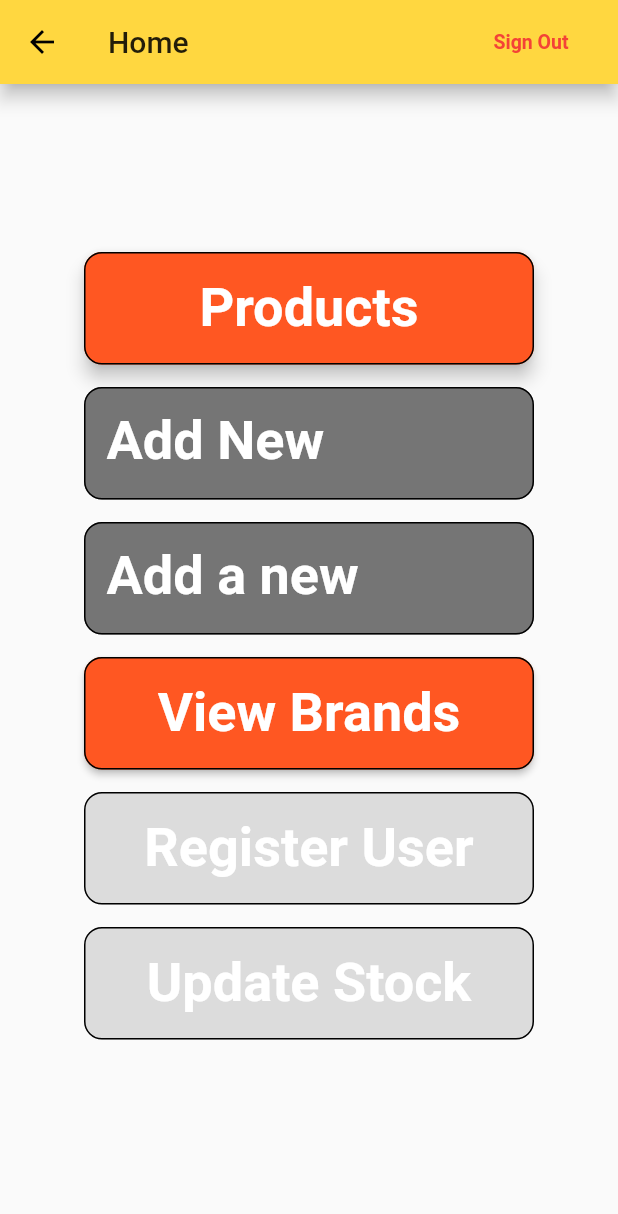
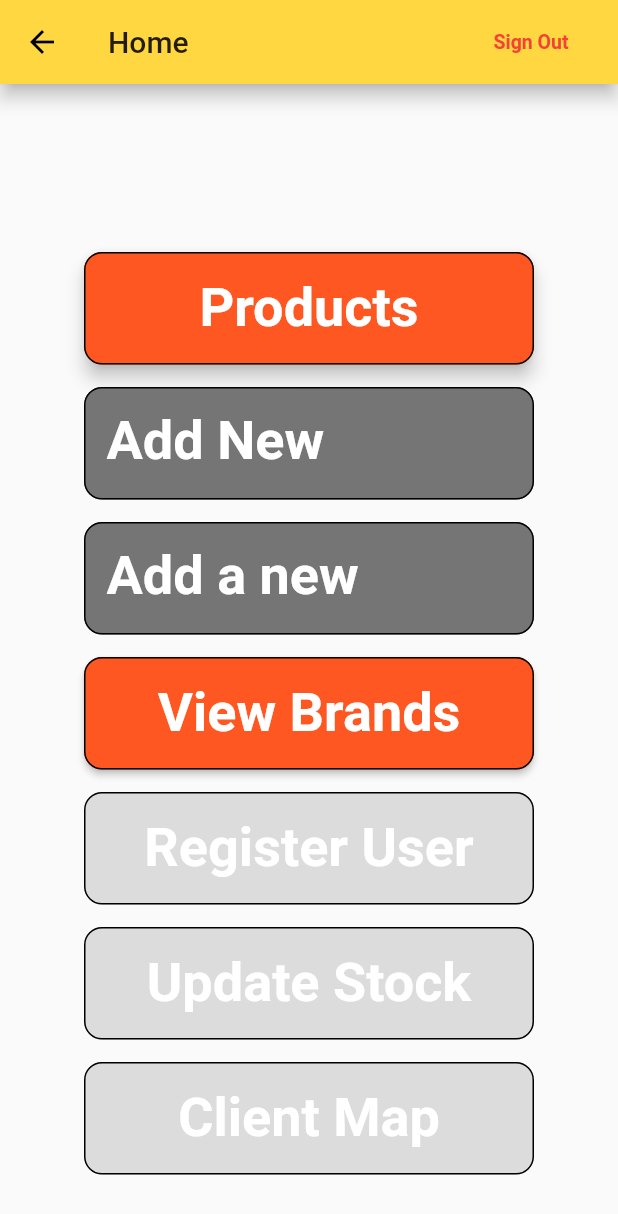
Before and after one commit to bgwissam/unitrade_product_web, a Flutter app: the Home screen opened directly, on a phone screen of 412 x 824 dp. Shown: the top 1214 px of the screen. Run offline on Flutter 3.47's test engine with Material 2 defaults, Android fonts, the phone set to English and light mode, and no system bars; our stand-ins replace cloud_firestore, email_validator, file_picker, firebase_auth, firebase_core, firebase_storage and 2 more; missing offline and left inert: country_pickers, dart:html, firebase, flutter_pdfview, google_maps, image_whisperer; accounts and stored records are empty; Roboto replaces fonts that are missing (San Francisco).

Commit message:
adding google maps for client view

```diff
--- a/lib/screens/home/home.dart
+++ b/lib/screens/home/home.dart
@@ -4,6 +4,7 @@ import 'dart:typed_data';
 import 'package:file_picker/file_picker.dart';
 import 'package:flutter/material.dart';
 import 'package:unitrade_web_v2/brands/brand_grid.dart';
+import 'package:unitrade_web_v2/locations/googl_map_locations.dart';
 import 'package:unitrade_web_v2/models/products.dart';
 import 'package:unitrade_web_v2/models/user.dart';
 import 'package:unitrade_web_v2/products/product_form.dart';
@@ -308,6 +309,37 @@ class _HomeState extends State<Home> with SingleTickerProviderStateMixin {
                                   }
                                 : null,
                           ),
+                        ),
+                        SizedBox(
+                          height: 15.0,
+                        ),
+                        //View location on google map
+                        Container(
+                          height: height,
+                          width: width,
+                          child: ElevatedButton(
+                            child: Text(
+                              CLIENT_MAP,
+                              style: textStyle2,
+                              textAlign: TextAlign.center,
+                            ),
+                            style: ElevatedButton.styleFrom(
+                              shape: RoundedRectangleBorder(
+                                borderRadius: BorderRadius.circular(12.0),
+                                side: BorderSide(color: Colors.black),
+                              ),
+                              primary: Colors.deepOrange[500],
+                            ),
+                            onPressed: adminUser
+                                ? () {
+                                    Navigator.push(
+                                        context,
+                                        MaterialPageRoute(
+                                            builder: (context) =>
+                                                GoogleMapLocation()));
+                                  }
+                                : null,
+                          ),
                         )
                       ]),
                 ),
--- a/lib/shared/csv_file_converter.dart
+++ b/lib/shared/csv_file_converter.dart
@@ -181,7 +181,7 @@ class _LoadCsvDataScreenState extends State<LoadCsvDataScreen> {
           if (value.docs.length == 0) {
             //Will add the codes that are missing in our database to add them later
             if (!missingCodes.contains(itemCode)) {
-              missingCodes.add(itemCode);
+              missingCodes.add('$itemCode, $businessLine, $inv \n');
               csvConversionFile.add(missingCodes);
             }
           } else {
--- a/lib/shared/string.dart
+++ b/lib/shared/string.dart
@@ -211,3 +211,6 @@ const String NOT_AUTHORIZED =
 //CSV converter
 const String UPDATE_DETAILS = 'Update Result';
 const String DOWNLOAD_FILE = 'Download';
+
+//Google map section
+const String CLIENT_MAP = 'Client Map';
--- a/pubspec.yaml
+++ b/pubspec.yaml
@@ -42,6 +42,9 @@ dependencies:
   country_pickers:
   csv:
   json_serializable:
+  google_maps_flutter:
+  google_maps_flutter_web:
+  google_maps:
 
 dev_dependencies:
   flutter_test:
```
Also changed, not shown: lib/locations/get_map_widget.dart (added, +32 -0 lines), lib/locations/googl_map_locations.dart (added, +22 -0 lines), pubspec.lock, 1 other file.
